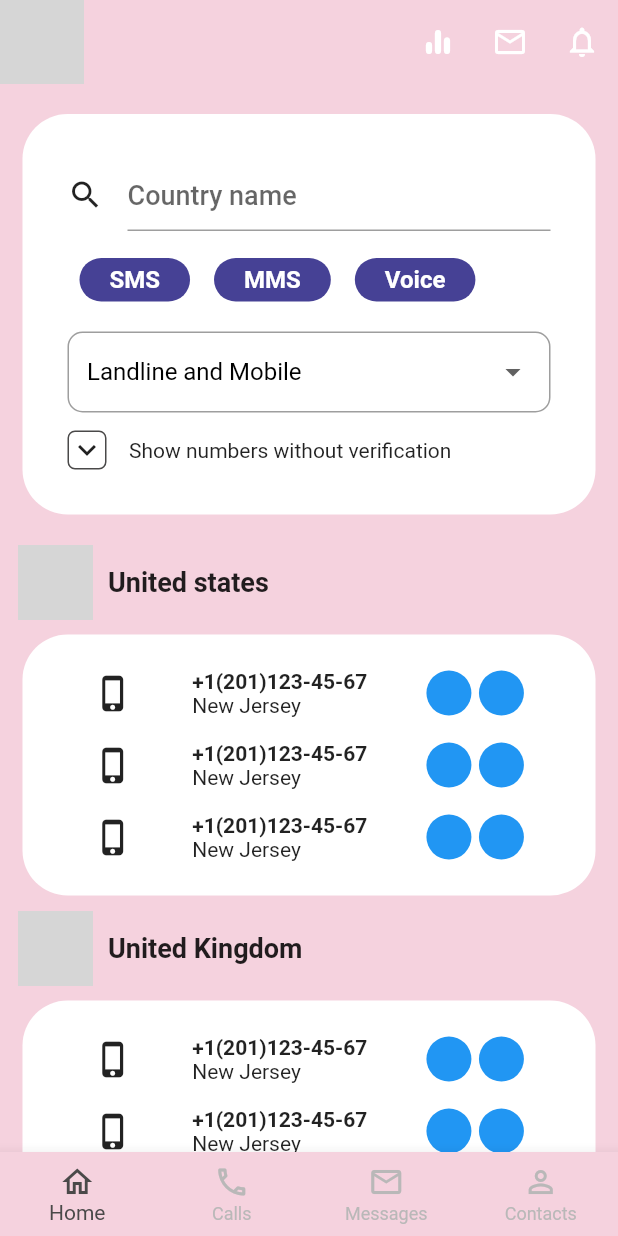
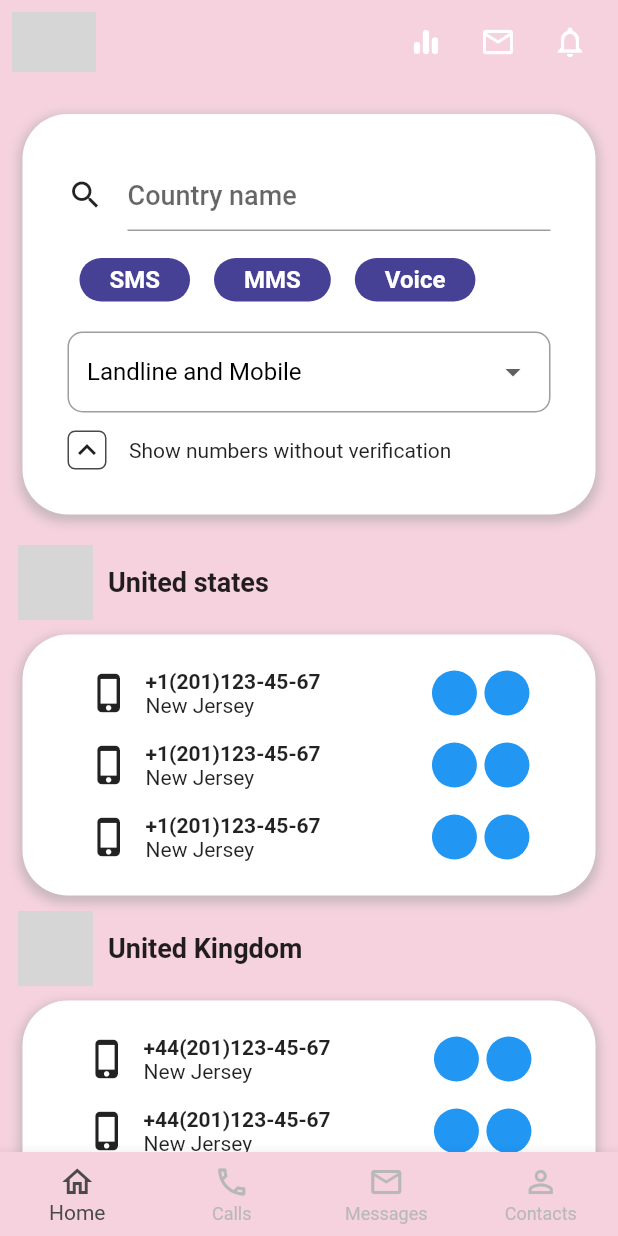
Before and after one commit to allin17/flutter_assignment, a Flutter app: the screen it shows after launch, on a phone screen of 412 x 824 dp. Run offline on Flutter 3.47's test engine with Material 2 defaults, Android fonts, the phone set to English and light mode, and no system bars; network calls fail; grey boxes are pictures that could not be loaded.

Commit message:
complete ui

```diff
--- a/lib/main.dart
+++ b/lib/main.dart
@@ -21,7 +21,7 @@ class MyApp extends StatelessWidget {
         scaffoldBackgroundColor: Color.fromARGB(255, 245, 210, 222),
         primaryColor: Color.fromARGB(255, 245, 210, 222)
       ),
-      home: MainScreen(),
+      home: const MainScreen(),
     );
   }
 }
@@ -36,12 +36,13 @@ class MainScreen extends StatefulWidget {
 class _MainScreenState extends State<MainScreen> {
   int _selectedIndex = 0;
   static const color = Color.fromARGB(255, 233, 181, 198);
+  final activeIconColor = const Color.fromARGB(255, 74, 73, 73);
 
   static final List<Widget> _widgetOptions = <Widget>[
-    HomeScreen(),
-    CallsScreen(),
-    MessagesScreen(),
-    ContactsPage()
+    const HomeScreen(),
+    const CallsScreen(),
+    const MessagesScreen(),
+    const ContactsPage()
   ];
 
   void _onItemTapped(int index) {
@@ -80,7 +81,7 @@ class _MainScreenState extends State<MainScreen> {
         onTap: _onItemTapped,
         showUnselectedLabels: true,
         unselectedItemColor: Color.fromARGB(255, 185, 184, 184),
-        selectedItemColor: Color.fromARGB(255, 74, 73, 73),
+        selectedItemColor: activeIconColor,
       ),
     );
   }
--- a/lib/screens/home_screen.dart
+++ b/lib/screens/home_screen.dart
@@ -11,17 +11,26 @@ class _HomeScreenState extends State<HomeScreen> {
   List<String> messageTypes = ['SMS', 'MMS', 'Voice'];
   String _selectedType = 'Landline and Mobile';
   List<String> dropdownItems = ['Web platform', 'Landline and Mobile'];
-  List<String> countriesList = ['United states', 'United Kingdom'];
-  List<String> americanNumbersList = [
+  bool _isExpanded = true;
+
+  Map<String, String> countryFlags = {
+    'United states':
+        'https://upload.wikimedia.org/wikipedia/en/thumb/a/a4/Flag_of_the_United_States.svg/2560px-Flag_of_the_United_States.svg.png',
+    'United Kingdom':
+        'https://upload.wikimedia.org/wikipedia/commons/thumb/f/f2/Flag_of_Great_Britain_%281707%E2%80%931800%29.svg/2560px-Flag_of_Great_Britain_%281707%E2%80%931800%29.svg.png'
+  };
+  Map<String, List<String>> countries = {
+    'United states': [
       '+1(201)123-45-67',
       '+1(201)123-45-67',
       '+1(201)123-45-67'
-  ];
-  List<String> ukNumbersList = [
+    ],
+    'United Kingdom': [
       '+44(201)123-45-67',
       '+44(201)123-45-67',
       '+44(201)123-45-67'
-  ];
+    ]
+  };
 
   @override
   Widget build(BuildContext context) {
@@ -29,32 +38,51 @@ class _HomeScreenState extends State<HomeScreen> {
       appBar: AppBar(
         elevation: 0,
         backgroundColor: Color.fromARGB(255, 245, 210, 222),
+        flexibleSpace: Padding(
+          padding: EdgeInsets.all(8),
+          child: AppBar(
             leading: const CircleAvatar(
+              radius: 50,
               backgroundImage: NetworkImage(
                   'https://w7.pngwing.com/pngs/485/867/png-transparent-avatar-of-a-chinese-man.png'),
             ),
             actions: [
               IconButton(
                 onPressed: () {},
-            icon: Icon(Icons.equalizer_rounded),
+                icon: const Icon(Icons.equalizer_rounded),
               ),
               IconButton(
                 onPressed: () {},
-            icon: Icon(Icons.mail_outline),
+                icon: const Icon(Icons.mail_outline),
               ),
               IconButton(
                 onPressed: () {},
-            icon: Icon(Icons.notifications_outlined),
+                icon: const Icon(Icons.notifications_outlined),
               ),
             ],
+            elevation: 0,
+            backgroundColor: Color.fromARGB(255, 245, 210, 222),
+          ),
+        ),
       ),
       body: SingleChildScrollView(
         child: Column(
           children: [
             Container(
-                margin: const EdgeInsets.symmetric(horizontal: 15, vertical: 20),
+                margin:
+                    const EdgeInsets.symmetric(horizontal: 15, vertical: 20),
                 decoration: BoxDecoration(
-                    borderRadius: BorderRadius.circular(30), color: Colors.white),
+                    boxShadow: [
+                      BoxShadow(
+                        color: Colors.grey.withOpacity(0.5),
+                        spreadRadius: 2,
+                        blurRadius: 5,
+                        offset:
+                            Offset(0, 3), // defines the position of the shadow
+                      ),
+                    ],
+                    borderRadius: BorderRadius.circular(30),
+                    color: Colors.white),
                 padding: const EdgeInsets.all(30),
                 child: Column(
                   children: [
@@ -86,8 +114,8 @@ class _HomeScreenState extends State<HomeScreen> {
                               vertical: 5, horizontal: 20),
                           decoration: const BoxDecoration(
                             color: Color.fromARGB(255, 70, 65, 149),
-                              borderRadius:
-                                  BorderRadius.all(Radius.circular(20))),
+                            borderRadius: BorderRadius.all(Radius.circular(20)),
+                          ),
                           child: Text(
                             type,
                             style: const TextStyle(
@@ -103,8 +131,8 @@ class _HomeScreenState extends State<HomeScreen> {
                       height: 12,
                     ),
                     Container(
-                      padding:
-                          const EdgeInsets.symmetric(horizontal: 12, vertical: 2),
+                      padding: const EdgeInsets.symmetric(
+                          horizontal: 12, vertical: 2),
                       width: double.infinity,
                       decoration: BoxDecoration(
                         borderRadius: BorderRadius.circular(10),
@@ -134,10 +162,14 @@ class _HomeScreenState extends State<HomeScreen> {
                             });
                           }),
                     ),
-                    SizedBox(
+                    const SizedBox(
                       height: 12,
                     ),
-                    Row(
+                    GestureDetector(
+                      onTap: () => setState(() {
+                        _isExpanded = !_isExpanded;
+                      }),
+                      child: Row(
                         children: [
                           Container(
                             decoration: BoxDecoration(
@@ -147,18 +179,24 @@ class _HomeScreenState extends State<HomeScreen> {
                                 color: Color.fromARGB(255, 74, 73, 73),
                               ),
                             ),
-                          child: const Icon(Icons.expand_more),
+                            child: _isExpanded
+                                ? const Icon(Icons.expand_less)
+                                : const Icon(Icons.expand_more),
                           ),
                           const SizedBox(
                             width: 15,
                           ),
                           const Text('Show numbers without verification')
                         ],
+                      ),
                     )
                   ],
                 )),
-            Column(
-              children: countriesList.map((String item) {
+            AnimatedOpacity(
+              opacity: _isExpanded ? 1 : 0,
+              duration: const Duration(milliseconds: 300),
+              child: Column(
+                  children: countries.keys.map((String country) {
                 return Column(
                   children: [
                     Padding(
@@ -171,49 +209,72 @@ class _HomeScreenState extends State<HomeScreen> {
                             height: 50,
                             decoration: BoxDecoration(
                               borderRadius: BorderRadius.circular(20),
-                            image: const DecorationImage(
-                              image: NetworkImage(
-                                  'https://upload.wikimedia.org/wikipedia/en/thumb/a/a4/Flag_of_the_United_States.svg/2560px-Flag_of_the_United_States.svg.png'),
-                            )),
+                              image: DecorationImage(
+                                image: NetworkImage(countryFlags[country]!),
+                              ),
+                            ),
                           ),
                           const SizedBox(
                             width: 10,
                           ),
                           Text(
-                        item,
-                        style:
-                            const TextStyle(fontWeight: FontWeight.bold, fontSize: 18),
+                            country,
+                            style: const TextStyle(
+                                fontWeight: FontWeight.bold, fontSize: 18),
                           ),
                         ],
                       ),
                     ),
                     Container(
-                  margin:
-                      const EdgeInsets.symmetric(horizontal: 15, vertical: 10),
+                      margin: const EdgeInsets.symmetric(
+                          horizontal: 15, vertical: 10),
                       decoration: BoxDecoration(
+                        boxShadow: [
+                      BoxShadow(
+                        color: Colors.grey.withOpacity(0.5),
+                        spreadRadius: 2,
+                        blurRadius: 5,
+                        offset:
+                            const Offset(0, 3), // defines the position of the shadow
+                      ),
+                    ],
                           borderRadius: BorderRadius.circular(30),
                           color: Colors.white),
-                  padding:
-                      const EdgeInsets.symmetric(horizontal: 20, vertical: 15),
+                      padding: const EdgeInsets.symmetric(
+                          horizontal: 20, vertical: 15),
                       child: Column(
-                      children: americanNumbersList.map((String item) {
+                          children: countries[country]!.map((String item) {
                         return Padding(
                           padding: EdgeInsets.all(8.0),
                           child: Row(
                             mainAxisAlignment: MainAxisAlignment.spaceAround,
                             children: [
+                              Row(
+                                children: [
                                   const Icon(
                                     Icons.phone_iphone_outlined,
-                            size: 26,
+                                    size: 28,
+                                  ),
+                                  const SizedBox(
+                                    width: 10,
                                   ),
                                   Column(
-                            crossAxisAlignment: CrossAxisAlignment.start,
+                                    crossAxisAlignment:
+                                        CrossAxisAlignment.start,
                                     children: [
-                              Text(item,
+                                      Text(
+                                        item,
                                         style: const TextStyle(
-                                      fontWeight: FontWeight.bold, fontSize: 14)),
+                                            fontWeight: FontWeight.bold,
+                                            fontSize: 14),
+                                      ),
                                       const Text('New Jersey'),
                                     ],
+                                  ),
+                                ],
+                              ),
+                              const SizedBox(
+                                width: 10,
                               ),
                               const Row(
                                 children: [
@@ -237,7 +298,7 @@ class _HomeScreenState extends State<HomeScreen> {
                     )
                   ],
                 );
-              }).toList()
+              }).toList()),
             )
           ],
         ),
```
Lines whose indentation alone changed are shown as unchanged.
